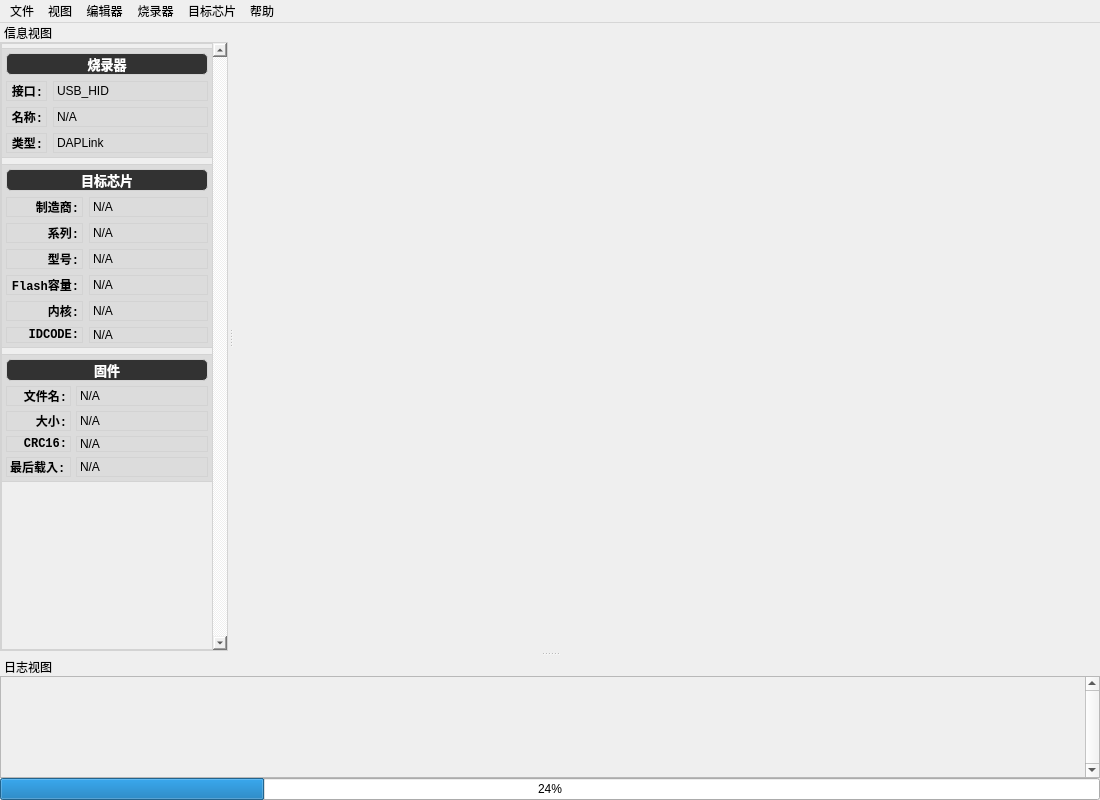
The window that src/mainwindow.ui (ma6254/QDAP) describes before a commit, drawn with Qt 5.
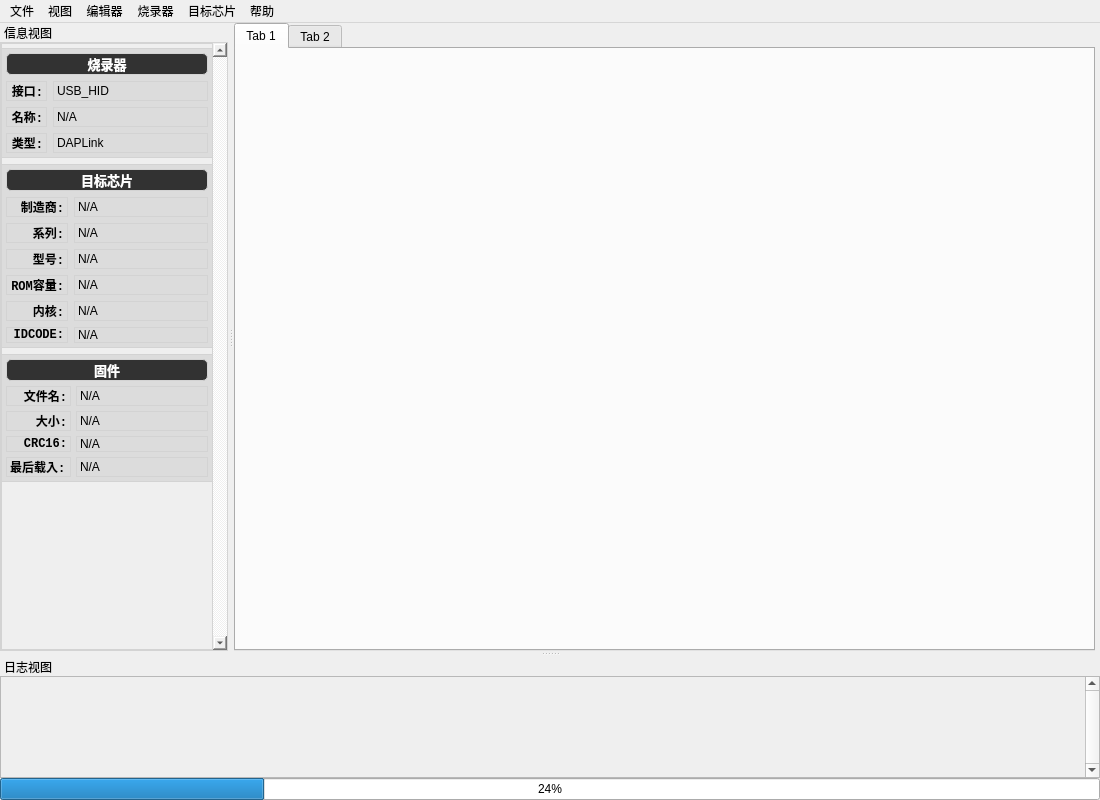
The same window after the commit.

Diff of the .ui file:
```diff
--- a/src/mainwindow.ui
+++ b/src/mainwindow.ui
@@ -53,6 +53,23 @@
     <property name="bottomMargin">
      <number>0</number>
     </property>
+    <item>
+     <widget class="QTabWidget" name="tabWidget">
+      <property name="currentIndex">
+       <number>0</number>
+      </property>
+      <widget class="QWidget" name="tab_readback">
+       <attribute name="title">
+        <string>Tab 1</string>
+       </attribute>
+      </widget>
+      <widget class="QWidget" name="tab_firmware">
+       <attribute name="title">
+        <string>Tab 2</string>
+       </attribute>
+      </widget>
+     </widget>
+    </item>
    </layout>
   </widget>
   <widget class="QMenuBar" name="menubar">
@@ -493,7 +510,7 @@
                  </font>
                 </property>
                 <property name="text">
-                 <string>Flash容量:</string>
+                 <string>ROM容量:</string>
                 </property>
                 <property name="alignment">
                  <set>Qt::AlignRight|Qt::AlignTrailing|Qt::AlignVCenter</set>
```
